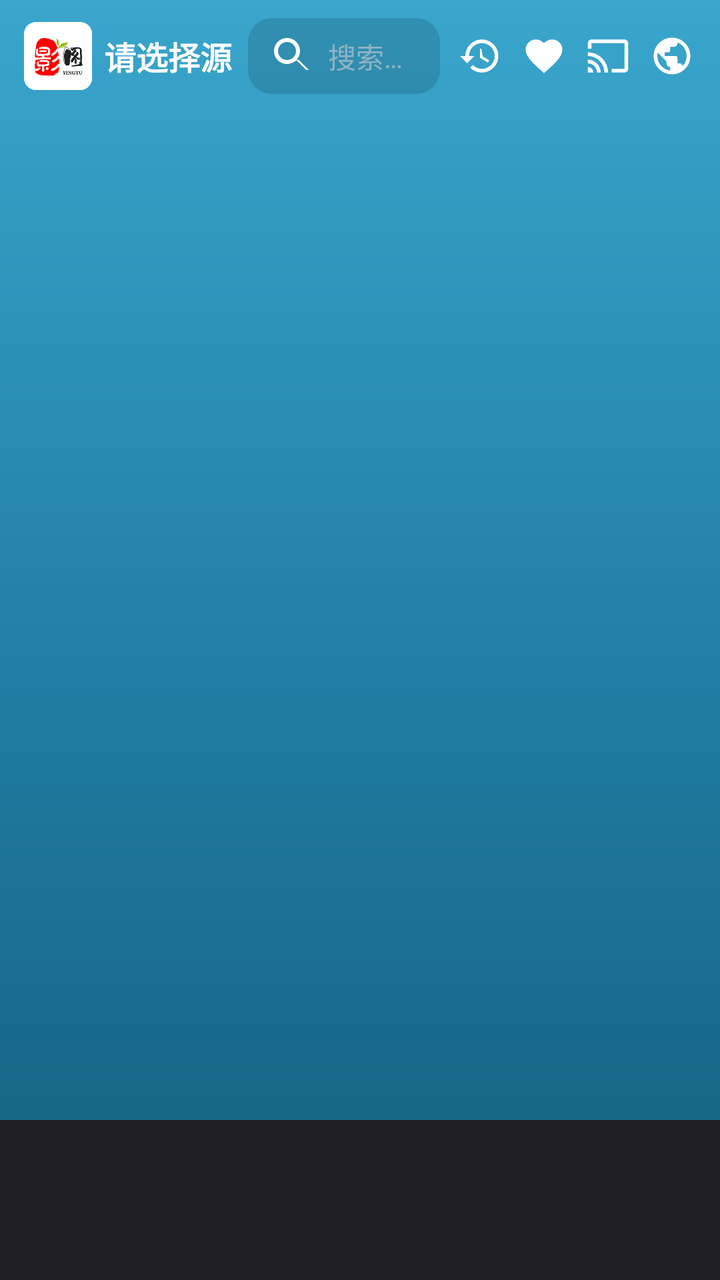
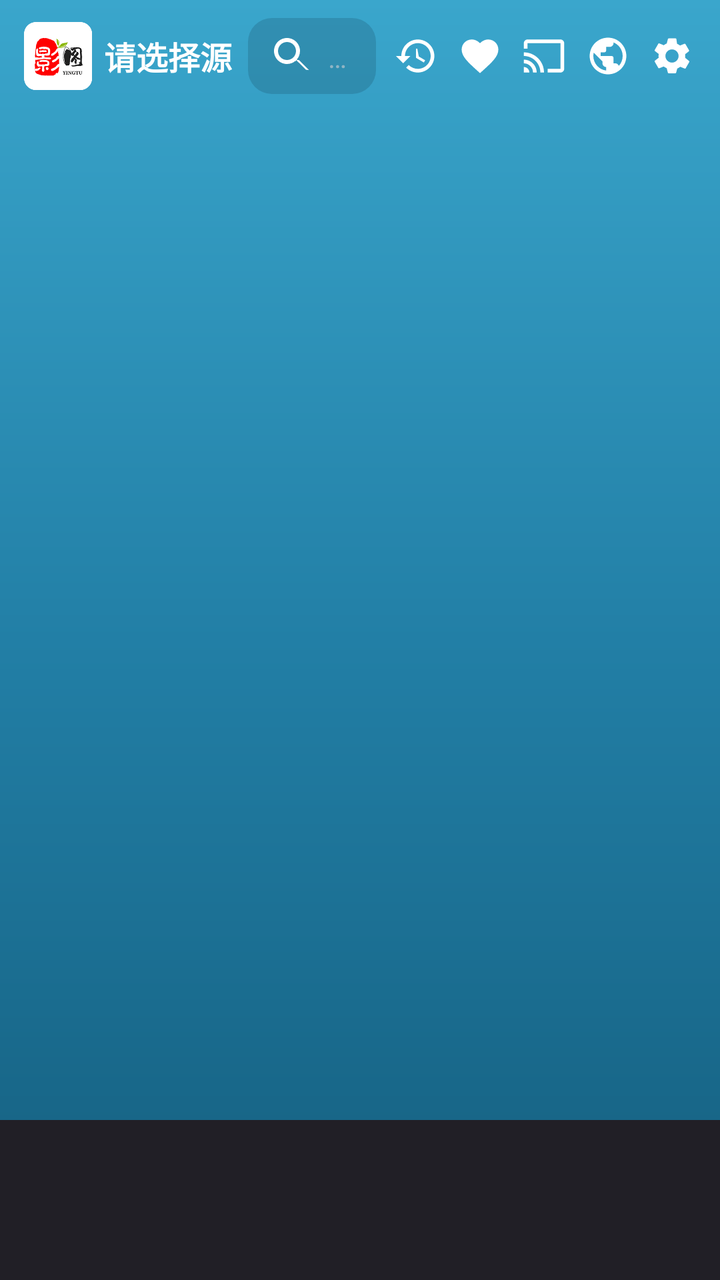

Compare the two renders of this Android layout. The source of the first and the diff that turns it into the second are given below.
<!-- AndroidManifest.xml: application theme AppTheme -->
<!-- res/layout/activity_home.xml -->
<?xml version="1.0" encoding="utf-8"?>
<LinearLayout xmlns:android="http://schemas.android.com/apk/res/android"
    xmlns:app="http://schemas.android.com/apk/res-auto"
    android:layout_width="match_parent"
    android:layout_height="match_parent"
    android:fitsSystemWindows="true"
    android:orientation="vertical">

    
    <LinearLayout
        android:layout_width="match_parent"
        android:layout_height="56dp"
        android:gravity="center_vertical"
        android:orientation="horizontal"
        android:paddingStart="12dp"
        android:paddingEnd="8dp">

        <ImageView
            android:id="@+id/ivLogo"
            android:layout_width="34dp"
            android:layout_height="34dp"
            android:contentDescription="站源"
            android:src="@drawable/logo" />

        <TextView
            android:id="@+id/tvTitle"
            android:layout_width="wrap_content"
            android:layout_height="wrap_content"
            android:layout_marginStart="6dp"
            android:ellipsize="end"
            android:maxLines="1"
            android:maxWidth="110dp"
            android:text="@string/source_default"
            android:textColor="@color/text_primary"
            android:textSize="16sp"
            android:textStyle="bold" />

        
        <TextView
            android:id="@+id/tvSearchBox"
            android:layout_width="0dp"
            android:layout_height="38dp"
            android:layout_marginStart="8dp"
            android:layout_marginEnd="4dp"
            android:layout_weight="1"
            android:background="@drawable/bg_input"
            android:clickable="true"
            android:drawableStart="@drawable/ic_search"
            android:drawablePadding="6dp"
            android:ellipsize="end"
            android:focusable="true"
            android:gravity="center_vertical"
            android:maxLines="1"
            android:paddingStart="10dp"
            android:paddingEnd="10dp"
            android:text="@string/hint_search"
            android:textColor="@color/text_hint"
            android:textSize="14sp" />

        <ImageView
            android:id="@+id/ivHistory"
            android:layout_width="32dp"
            android:layout_height="32dp"
            android:background="?attr/selectableItemBackgroundBorderless"
            android:contentDescription="历史"
            android:padding="5dp"
            android:src="@drawable/ic_history"
            app:tint="@color/text_primary" />

        <ImageView
            android:id="@+id/ivFav"
            android:layout_width="32dp"
            android:layout_height="32dp"
            android:background="?attr/selectableItemBackgroundBorderless"
            android:contentDescription="收藏"
            android:padding="5dp"
            android:src="@drawable/ic_fav_on"
            app:tint="@color/text_primary" />

        <ImageView
            android:id="@+id/ivCast"
            android:layout_width="32dp"
            android:layout_height="32dp"
            android:background="?attr/selectableItemBackgroundBorderless"
            android:contentDescription="放映"
            android:padding="5dp"
            android:src="@drawable/ic_cast"
            app:tint="@color/text_primary" />

        <ImageView
            android:id="@+id/ivWeb"
            android:layout_width="32dp"
            android:layout_height="32dp"
            android:background="?attr/selectableItemBackgroundBorderless"
            android:contentDescription="网页"
            android:padding="5dp"
            android:src="@drawable/ic_web"
            app:tint="@color/text_primary" />
    </LinearLayout>

    
    <FrameLayout
        android:id="@+id/fragmentContainer"
        android:layout_width="match_parent"
        android:layout_height="0dp"
        android:layout_weight="1" />

    
    <com.google.android.material.bottomnavigation.BottomNavigationView
        android:id="@+id/bottomNav"
        android:layout_width="match_parent"
        android:layout_height="wrap_content"
        app:labelVisibilityMode="labeled" />

</LinearLayout>
<!-- resources referenced by this layout -->
<resources>
  <color name="text_hint">#8FB4C4</color>
  <color name="text_primary">#FFFFFF</color>
  <!-- drawable bg_input (drawable) -->
  <?xml version="1.0" encoding="utf-8"?>
  <shape xmlns:android="http://schemas.android.com/apk/res/android"
      android:shape="rectangle">
      <solid android:color="@color/card_bg" />
      <corners android:radius="12dp" />
  </shape>
  <!-- drawable ic_cast (drawable) -->
  <?xml version="1.0" encoding="utf-8"?>
  <vector xmlns:android="http://schemas.android.com/apk/res/android"
      android:width="24dp"
      android:height="24dp"
      android:viewportWidth="24"
      android:viewportHeight="24">
      <path
          android:fillColor="#FFFFFF"
          android:pathData="M21,3H3C1.9,3 1,3.9 1,5v3h2V5h18v14h-7v2h7c1.1,0 2,-0.9 2,-2V5c0,-1.1 -0.9,-2 -2,-2zM1,18v3h3c0,-1.66 -1.34,-3 -3,-3zM1,14v2c2.76,0 5,2.24 5,5h2c0,-3.87 -3.13,-7 -7,-7zM1,10v2c4.97,0 9,4.03 9,9h2c0,-6.08 -4.93,-11 -11,-11z" />
  </vector>
  <!-- drawable ic_fav_on (drawable) -->
  <?xml version="1.0" encoding="utf-8"?>
  <vector xmlns:android="http://schemas.android.com/apk/res/android"
      android:width="24dp"
      android:height="24dp"
      android:viewportWidth="24"
      android:viewportHeight="24">
      <path
          android:fillColor="#FFFFFF"
          android:pathData="M12,21.35l-1.45,-1.32C5.4,15.36 2,12.28 2,8.5 2,5.42 4.42,3 7.5,3c1.74,0 3.41,0.81 4.5,2.09C13.09,3.81 14.76,3 16.5,3 19.58,3 22,5.42 22,8.5c0,3.78 -3.4,6.86 -8.55,11.54L12,21.35z" />
  </vector>
  <string name="hint_search">搜索影片</string>
  <string name="source_default">请选择源</string>
  <style name="AppTheme" parent="Base.AppTheme" />
  <color name="card_bg">#3313384A</color>
  <color name="colorPrimary">#2BC4D8</color>
  <color name="colorOnPrimary">#06202A</color>
  <color name="colorPrimaryVariant">#1FA7BC</color>
  <!-- drawable bg_main_gradient (drawable) -->
  <?xml version="1.0" encoding="utf-8"?>
  <shape xmlns:android="http://schemas.android.com/apk/res/android"
      android:shape="rectangle">
      <gradient
          android:angle="270"
          android:startColor="@color/gradient_top"
          android:centerColor="@color/gradient_mid"
          android:endColor="@color/gradient_bottom"
          android:type="linear" />
  </shape>
  <color name="gradient_top">#3AA6CC</color>
  <color name="gradient_mid">#227FA6</color>
  <color name="gradient_bottom">#145E7E</color>
  <!-- unchanged entries left out for length: 5 -->
</resources>

<!-- the commit's change to res/layout/activity_home.xml (unified diff, before → after) -->
@@ -96,6 +96,16 @@
             android:padding="5dp"
             android:src="@drawable/ic_web"
             app:tint="@color/text_primary" />
+
+        <ImageView
+            android:id="@+id/ivSetting"
+            android:layout_width="32dp"
+            android:layout_height="32dp"
+            android:background="?attr/selectableItemBackgroundBorderless"
+            android:contentDescription="设置"
+            android:padding="5dp"
+            android:src="@drawable/ic_setting"
+            app:tint="@color/text_primary" />
     </LinearLayout>
 
     
<!-- resource entries referenced after the edit -->
@@ -31,6 +31,17 @@
           android:fillColor="#FFFFFF"
           android:pathData="M12,21.35l-1.45,-1.32C5.4,15.36 2,12.28 2,8.5 2,5.42 4.42,3 7.5,3c1.74,0 3.41,0.81 4.5,2.09C13.09,3.81 14.76,3 16.5,3 19.58,3 22,5.42 22,8.5c0,3.78 -3.4,6.86 -8.55,11.54L12,21.35z" />
   </vector>
+  <!-- drawable ic_setting (drawable) -->
+  <?xml version="1.0" encoding="utf-8"?>
+  <vector xmlns:android="http://schemas.android.com/apk/res/android"
+      android:width="24dp"
+      android:height="24dp"
+      android:viewportWidth="24"
+      android:viewportHeight="24">
+      <path
+          android:fillColor="#FFFFFF"
+          android:pathData="M19.14,12.94c0.04,-0.3 0.06,-0.61 0.06,-0.94c0,-0.32 -0.02,-0.64 -0.07,-0.94l2.03,-1.58c0.18,-0.14 0.23,-0.41 0.12,-0.61 l-1.92,-3.32c-0.12,-0.22 -0.37,-0.29 -0.59,-0.22 l-2.39,0.96c-0.5,-0.38 -1.03,-0.7 -1.62,-0.94L14.4,2.81C14.38,2.57 14.18,2.4 13.94,2.4 l-3.6,0C9.98,2.4 9.78,2.57 9.75,2.81L9.13,5.17C8.54,5.41 8.01,5.74 7.5,6.12L5.12,5.15C4.89,5.05 4.64,5.14 4.52,5.35 L2.6,8.66C2.48,8.88 2.52,9.14 2.73,9.31l2.03,1.58C4.71,11.37 4.67,11.69 4.67,12s0.02,0.63 0.07,0.94l-2.03,1.58 c-0.18,0.14 -0.23,0.41 -0.12,0.61l1.92,3.32c0.12,0.22 0.37,0.29 0.59,0.22l2.39,-0.96c0.5,0.38 1.03,0.7 1.62,0.94l0.62,2.36 c0.03,0.24 0.23,0.41 0.47,0.41l3.6,0c0.24,0 0.44,-0.17 0.47,-0.41L14.88,18.83c0.59,-0.24 1.13,-0.56 1.62,-0.94l2.39,0.96 c0.22,0.08 0.47,0 0.59,-0.22l1.92,-3.32c0.12,-0.22 0.07,-0.47 -0.12,-0.61L19.14,12.94z M12,15.6c-1.98,0 -3.6,-1.62 -3.6,-3.6 s1.62,-3.6 3.6,-3.6s3.6,1.62 3.6,3.6S13.98,15.6 12,15.6z" />
+  </vector>
   <string name="hint_search">搜索影片</string>
   <string name="source_default">请选择源</string>
   <style name="AppTheme" parent="Base.AppTheme" />
